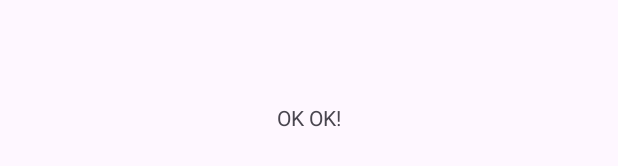
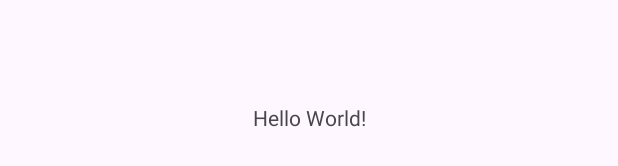
Before and after one commit to chupedan/63CLC1-MobileDev, an Android app: the layout activity_main.xml on its own in the app's theme, with its tools: preview values and no code run, on a phone screen of 412 x 824 dp. Shown: the part 501-667 px from the top of the screen. Run offline under Robolectric (Android 15) with nearby library versions, the phone set to English and light mode, and no system bars.

Commit message:
up load activityLifeCircle

```diff
--- a/ActivityLifeCircle/app/src/main/res/layout/activity_main.xml
+++ b/ActivityLifeCircle/app/src/main/res/layout/activity_main.xml
@@ -7,10 +7,9 @@
     tools:context=".MainActivity">
 
     <TextView
-        android:id="@+id/textView"
         android:layout_width="wrap_content"
         android:layout_height="wrap_content"
-        android:text="OK OK!"
+        android:text="Hello World!"
         app:layout_constraintBottom_toBottomOf="parent"
         app:layout_constraintEnd_toEndOf="parent"
         app:layout_constraintStart_toStartOf="parent"
--- a/ActivityLifeCircle/app/src/main/res/values/strings.xml
+++ b/ActivityLifeCircle/app/src/main/res/values/strings.xml
@@ -1,3 +1,3 @@
 <resources>
-    <string name="app_name">ActivityLifeCircle</string>
+    <string name="app_name">MyActivityLifeCircle</string>
 </resources>
```
Also changed, not shown: 1 other file.
